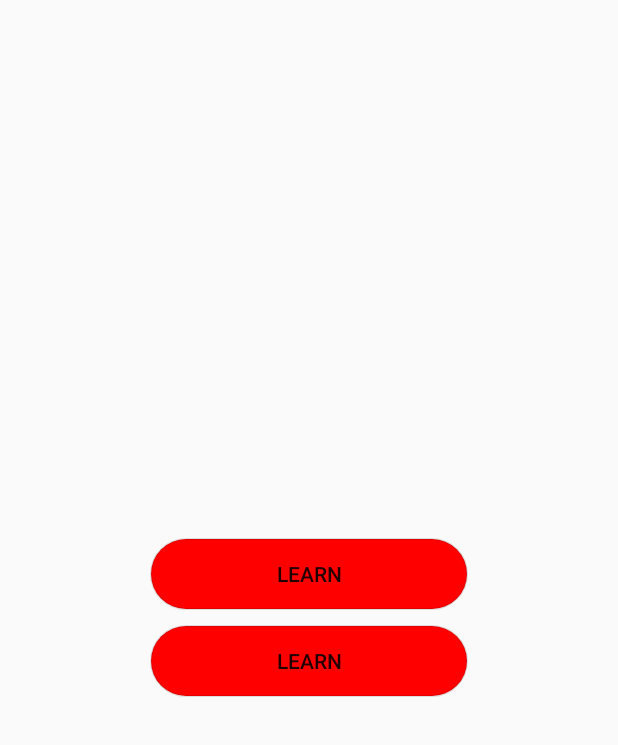
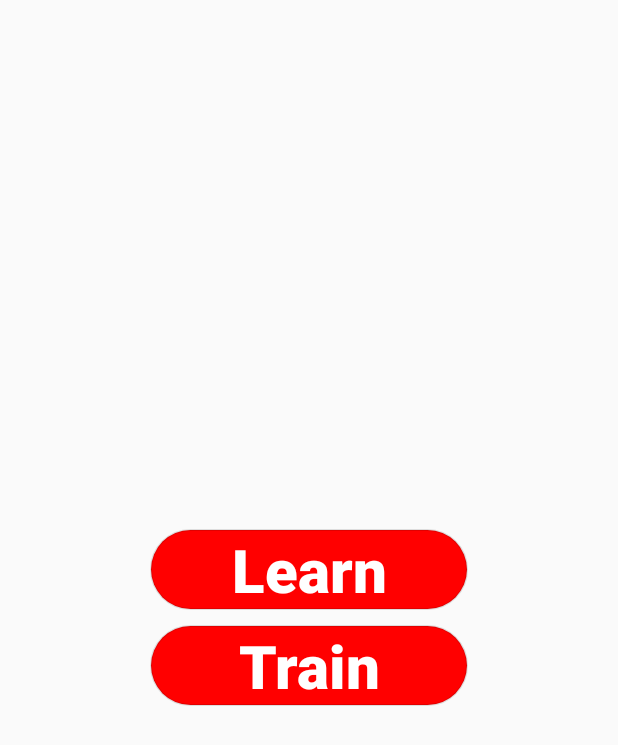
Before and after one commit to CheetaTech/MultiplicationTable, an Android app: the layout content_selection.xml on its own in the app's theme, with its tools: preview values and no code run, on a phone screen of 412 x 824 dp. Shown: the top 745 px of the screen. Run offline under Robolectric (Android 15) with nearby library versions, the phone set to English and light mode, and no system bars.

Commit message:
Selection Activity düzenlenmiş koddur.

```diff
--- a/app/src/main/res/drawable/buton_pressed.xml
+++ b/app/src/main/res/drawable/buton_pressed.xml
@@ -7,5 +7,5 @@
     <solid android:color="#ffff0000" />
     <stroke
         android:color="#38000000"
-        android:width="30dp" />
+        android:width="10dp" />
 </shape>
--- a/app/src/main/res/layout/content_selection.xml
+++ b/app/src/main/res/layout/content_selection.xml
@@ -17,8 +17,13 @@
             android:id="@+id/buttonLearn"
             android:layout_width="212dp"
             android:layout_height="match_parent"
-            android:text="Learn"
-            android:background="@drawable/buton_selector">
+            android:text="@string/learn"
+            android:background="@drawable/buton_selector"
+            android:textStyle="bold"
+            android:textAllCaps="false"
+            android:textSize="40dip"
+            android:textColor="@android:color/white"
+            >
         </Button>
     </LinearLayout>
 
@@ -45,7 +50,11 @@
             android:id="@+id/buttonTrain"
             android:layout_width="212dp"
             android:layout_height="match_parent"
-            android:text="Learn"
+            android:textStyle="bold"
+            android:text="@string/train"
+            android:textAllCaps="false"
+            android:textSize="40dip"
+            android:textColor="@android:color/white"
             android:background="@drawable/buton_selector">
         </Button>
     </LinearLayout>
--- a/app/src/main/res/values/strings.xml
+++ b/app/src/main/res/values/strings.xml
@@ -6,4 +6,7 @@
     <string name="title_activity_learn">LearnActivity</string>
     <string name="title_activity_train_select">TrainSelectActivity</string>
     <string name="title_activity_training">TrainingActivity</string>
+    <string name="title_activity_ma">MaActivity</string>
+    <string name="learn">Learn</string>
+    <string name="train">Train</string>
 </resources>
```
Also changed, not shown: app/src/main/AndroidManifest.xml (+8 -17 lines).
